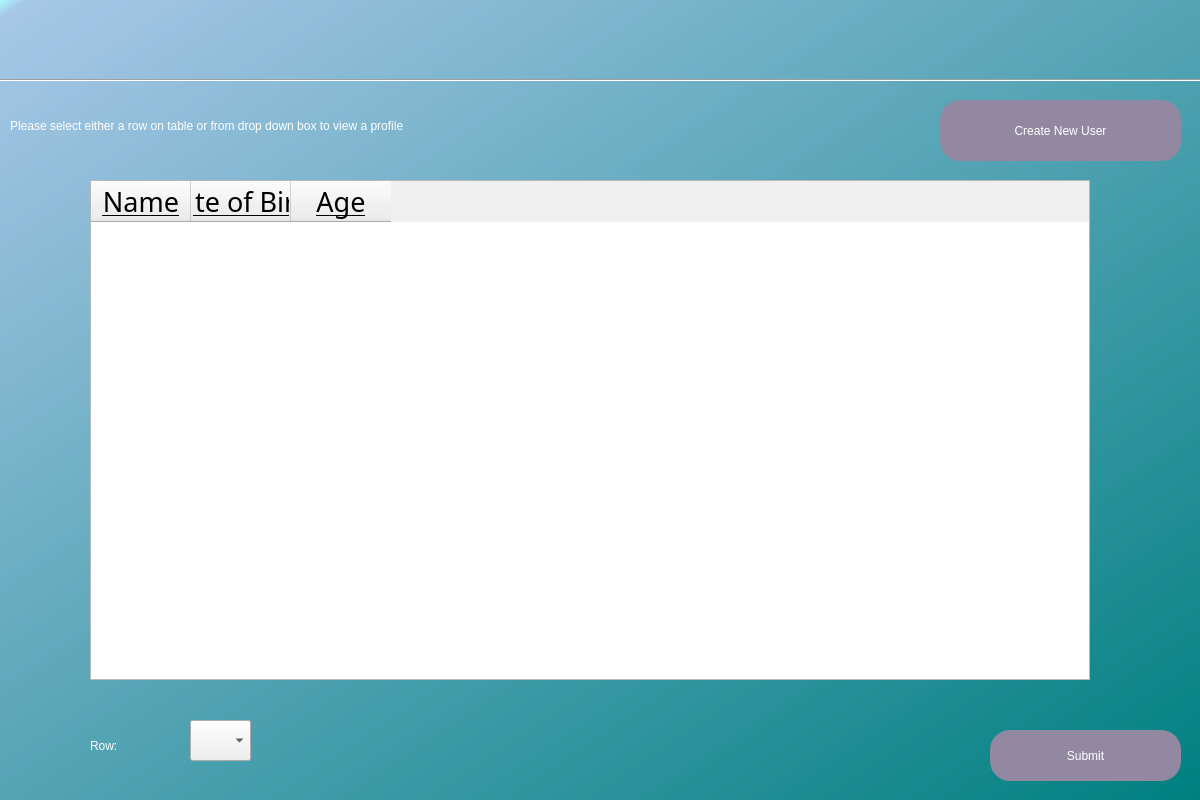
Qt form UserList.ui (MysticalMango647/RollSmartGui) before a commit.
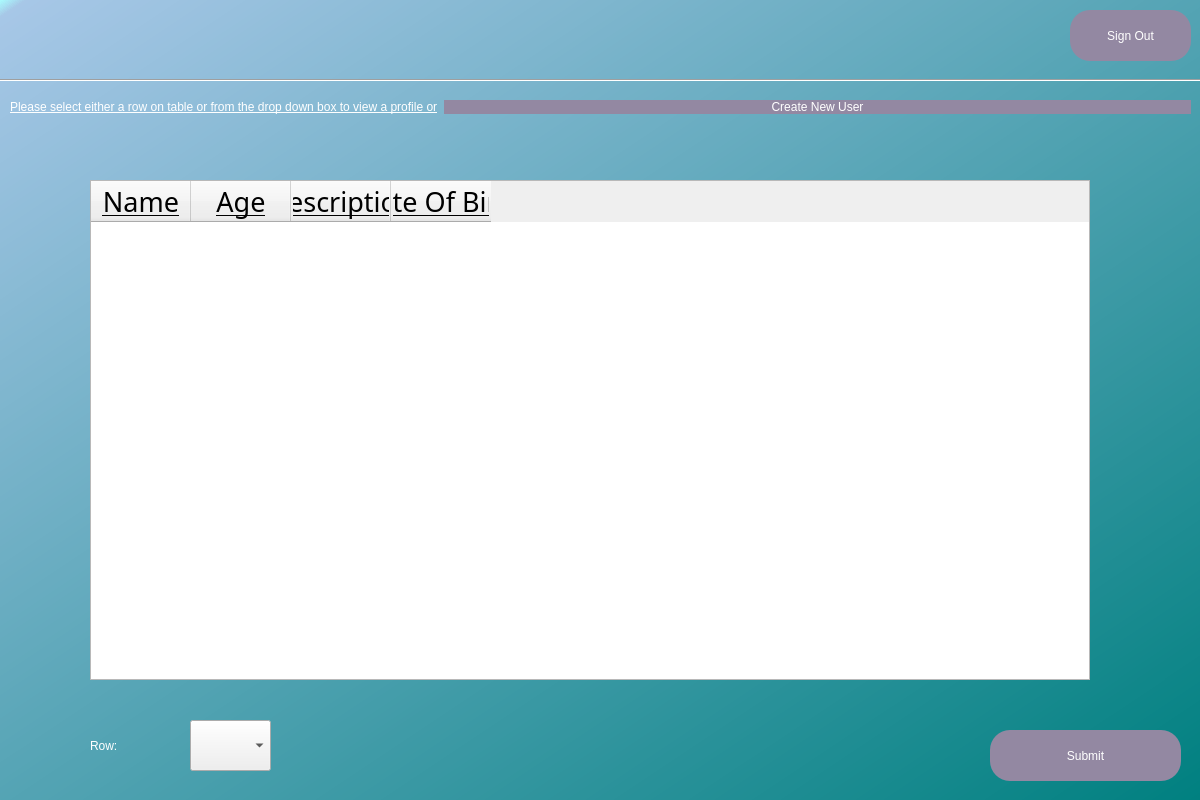
The same form after that commit.

```diff
--- a/UserList.ui
+++ b/UserList.ui
@@ -54,23 +54,6 @@
      <string/>
     </property>
    </widget>
-   <widget class="QLabel" name="label">
-    <property name="geometry">
-     <rect>
-      <x>10</x>
-      <y>100</y>
-      <width>931</width>
-      <height>51</height>
-     </rect>
-    </property>
-    <property name="styleSheet">
-     <string notr="true">font: 22pt &quot;Corbel&quot;;
-color: rgb(255,255,255);</string>
-    </property>
-    <property name="text">
-     <string>Please select either a row on table or from drop down box to view a profile</string>
-    </property>
-   </widget>
    <widget class="Line" name="line">
     <property name="geometry">
      <rect>
@@ -111,21 +94,6 @@
       <set>AlignCenter</set>
      </property>
     </column>
-    <column>
-     <property name="text">
-      <string>Date of Birth</string>
-     </property>
-     <property name="font">
-      <font>
-       <family>Corbel</family>
-       <pointsize>20</pointsize>
-       <underline>true</underline>
-      </font>
-     </property>
-     <property name="textAlignment">
-      <set>AlignCenter</set>
-     </property>
-    </column>
     <column>
      <property name="text">
       <string>Age</string>
@@ -141,52 +109,63 @@
       <set>AlignCenter</set>
      </property>
     </column>
+    <column>
+     <property name="text">
+      <string>Description</string>
+     </property>
+     <property name="font">
+      <font>
+       <family>Corbel</family>
+       <pointsize>20</pointsize>
+       <underline>true</underline>
+      </font>
+     </property>
+     <property name="textAlignment">
+      <set>AlignCenter</set>
+     </property>
+    </column>
+    <column>
+     <property name="text">
+      <string>Date Of Birth</string>
+     </property>
+     <property name="font">
+      <font>
+       <family>Corbel</family>
+       <pointsize>20</pointsize>
+       <underline>true</underline>
+      </font>
+     </property>
+     <property name="textAlignment">
+      <set>AlignCenter</set>
+     </property>
+    </column>
    </widget>
    <widget class="QLabel" name="InvalidSelectionMade">
     <property name="geometry">
      <rect>
-      <x>810</x>
+      <x>300</x>
       <y>720</y>
-      <width>161</width>
+      <width>671</width>
       <height>61</height>
      </rect>
     </property>
     <property name="font">
      <font>
       <family>Corbel</family>
-      <pointsize>20</pointsize>
+      <pointsize>16</pointsize>
       <weight>50</weight>
       <italic>false</italic>
       <bold>false</bold>
      </font>
     </property>
     <property name="styleSheet">
-     <string notr="true">font: 20pt &quot;Corbel&quot;;
-color: rgb(255,0,0);</string>
+     <string notr="true">font: 16pt &quot;Corbel&quot;;
+color: red;</string>
     </property>
     <property name="text">
      <string/>
     </property>
    </widget>
-   <widget class="QPushButton" name="PracCreateNewUser">
-    <property name="geometry">
-     <rect>
-      <x>940</x>
-      <y>100</y>
-      <width>241</width>
-      <height>61</height>
-     </rect>
-    </property>
-    <property name="styleSheet">
-     <string notr="true">border-radius: 20px;
-font: 20pt &quot;Corbel&quot;;
-color: rgb(255,255,255);
-background-color: rgb(147, 136, 162)</string>
-    </property>
-    <property name="text">
-     <string>Create New User</string>
-    </property>
-   </widget>
    <widget class="QPushButton" name="Submit">
     <property name="geometry">
      <rect>
@@ -228,8 +207,8 @@
      <rect>
       <x>190</x>
       <y>720</y>
-      <width>61</width>
-      <height>41</height>
+      <width>81</width>
+      <height>51</height>
      </rect>
     </property>
     <property name="styleSheet">
@@ -237,6 +216,63 @@
 color: black;</string>
     </property>
    </widget>
+   <widget class="QWidget" name="formLayoutWidget">
+    <property name="geometry">
+     <rect>
+      <x>10</x>
+      <y>100</y>
+      <width>1181</width>
+      <height>41</height>
+     </rect>
+    </property>
+    <layout class="QFormLayout" name="formLayout">
+     <item row="0" column="0">
+      <widget class="QLabel" name="label">
+       <property name="styleSheet">
+        <string notr="true">font: 22pt &quot;Corbel&quot;;
+
+text-decoration: underline;
+color: rgb(255,255,255);</string>
+       </property>
+       <property name="text">
+        <string>Please select either a row on table or from the drop down box to view a profile or</string>
+       </property>
+      </widget>
+     </item>
+     <item row="0" column="1">
+      <widget class="QPushButton" name="PracCreateNewUser">
+       <property name="styleSheet">
+        <string notr="true">border-radius: 20px;
+font: 20pt &quot;Corbel&quot;;
+color: rgb(255,255,255);
+background-color: rgb(147, 136, 162)</string>
+       </property>
+       <property name="text">
+        <string>Create New User</string>
+       </property>
+      </widget>
+     </item>
+    </layout>
+   </widget>
+   <widget class="QPushButton" name="SignOut">
+    <property name="geometry">
+     <rect>
+      <x>1070</x>
+      <y>10</y>
+      <width>121</width>
+      <height>51</height>
+     </rect>
+    </property>
+    <property name="styleSheet">
+     <string notr="true">border-radius: 20px;
+font: 20pt &quot;Corbel&quot;;
+color: rgb(255,255,255);
+background-color: rgb(147, 136, 162)</string>
+    </property>
+    <property name="text">
+     <string>Sign Out</string>
+    </property>
+   </widget>
   </widget>
  </widget>
  <resources/>
```
Left out of the diff: 7 changed lines with no effect on the pictures.
